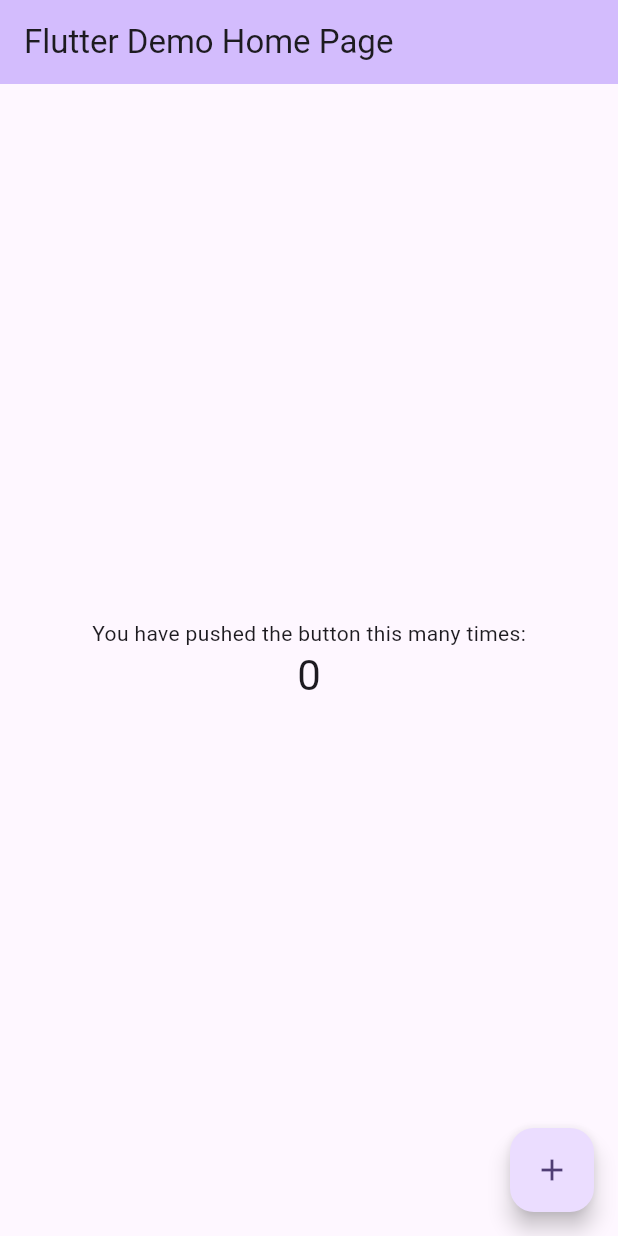
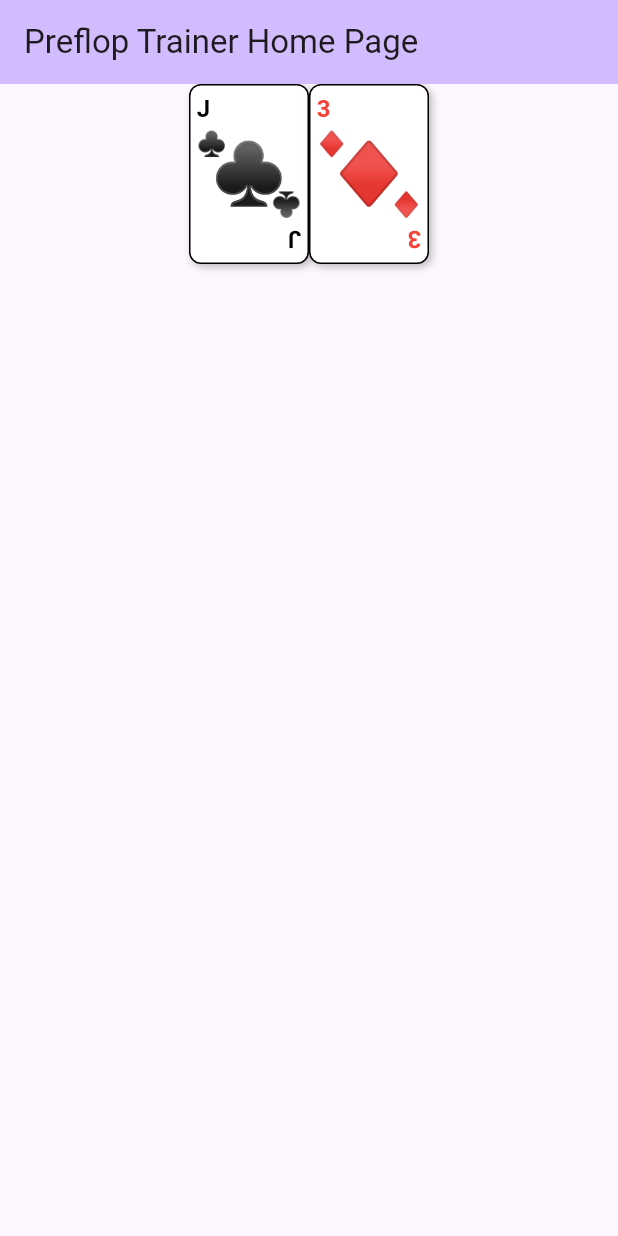
Before and after one commit to davidpangsw/preflop_trainer, a Flutter app: the screen it shows after launch, on a phone screen of 412 x 824 dp. Run offline on Flutter 3.47's test engine with Material 3 defaults, Android fonts, the phone set to English and light mode, and no system bars.

Commit message:
Displaying two cards

```diff
--- /dev/null
+++ b/lib/card_widget.dart
@@ -0,0 +1,115 @@
+import 'package:flutter/material.dart';
+import 'package:preflop_trainer/models/card.dart' as models;
+
+class CardWidget extends StatelessWidget {
+  final models.Card card;
+  final double width;
+  final double height;
+
+  const CardWidget({
+    super.key,
+    required this.card,
+    this.width = 80,
+    this.height = 120,
+  });
+
+  @override
+  Widget build(BuildContext context) {
+    return Container(
+      width: width,
+      height: height,
+      decoration: BoxDecoration(
+        color: Colors.white,
+        border: Border.all(color: Colors.black, width: 1),
+        borderRadius: BorderRadius.circular(8),
+        boxShadow: const [
+          BoxShadow(
+            color: Colors.black26,
+            blurRadius: 4,
+            offset: Offset(2, 2),
+          ),
+        ],
+      ),
+      child: Stack(
+        children: [
+          // Top-left rank and suit
+          Positioned(
+            top: 4,
+            left: 4,
+            child: _buildRankAndSuit(),
+          ),
+          // Center suit (larger)
+          Center(
+            child: Text(
+              _suitSymbol(card.suit),
+              style: TextStyle(
+                fontSize: 40,
+                color: _suitColor(card.suit),
+              ),
+            ),
+          ),
+          // Bottom-right rank and suit (mirrored)
+          Positioned(
+            bottom: 4,
+            right: 4,
+            child: Transform.rotate(
+              angle: 3.14, // 180 degrees
+              child: _buildRankAndSuit(),
+            ),
+          ),
+        ],
+      ),
+    );
+  }
+
+  Widget _buildRankAndSuit() {
+    return Column(
+      crossAxisAlignment: CrossAxisAlignment.start,
+      children: [
+        Text(
+          _rankSymbol(card.rank),
+          style: TextStyle(
+            fontSize: 16,
+            fontWeight: FontWeight.bold,
+            color: _suitColor(card.suit),
+          ),
+        ),
+        Text(
+          _suitSymbol(card.suit),
+          style: TextStyle(
+            fontSize: 16,
+            color: _suitColor(card.suit),
+          ),
+        ),
+      ],
+    );
+  }
+
+  String _rankSymbol(models.Rank rank) => switch (rank) {
+        models.Rank.ace => 'A',
+        models.Rank.two => '2',
+        models.Rank.three => '3',
+        models.Rank.four => '4',
+        models.Rank.five => '5',
+        models.Rank.six => '6',
+        models.Rank.seven => '7',
+        models.Rank.eight => '8',
+        models.Rank.nine => '9',
+        models.Rank.ten => '10',
+        models.Rank.jack => 'J',
+        models.Rank.queen => 'Q',
+        models.Rank.king => 'K',
+      };
+
+  String _suitSymbol(models.Suit suit) => switch (suit) {
+        models.Suit.spades => '♠',
+        models.Suit.hearts => '♥',
+        models.Suit.diamonds => '♦',
+        models.Suit.clubs => '♣',
+      };
+
+  Color _suitColor(models.Suit suit) => switch (suit) {
+        models.Suit.spades || models.Suit.clubs => Colors.black,
+        models.Suit.hearts || models.Suit.diamonds => Colors.red,
+      };
+}
--- /dev/null
+++ b/lib/homepage.dart
@@ -0,0 +1,49 @@
+import 'package:flutter/material.dart';
+import 'package:preflop_trainer/card_widget.dart';
+import 'package:preflop_trainer/main.dart';
+import 'package:preflop_trainer/models/card.dart' as models;
+import 'package:provider/provider.dart';
+
+class MyHomePage extends StatelessWidget {
+  const MyHomePage({super.key, required this.title});
+  final String title;
+
+  @override
+  Widget build(BuildContext context) {
+    var appState = context.watch<MyAppState>();
+
+    return Scaffold(
+      appBar: AppBar(
+        backgroundColor: Theme.of(context).colorScheme.inversePrimary,
+        title: Text(title),
+      ),
+      body: Center(
+        child: Column(
+          // Column is also a layout widget. It takes a list of children and
+          // arranges them vertically. By default, it sizes itself to fit its
+          // children horizontally, and tries to be as tall as its parent.
+          //
+          // Column has various properties to control how it sizes itself and
+          // how it positions its children. Here we use mainAxisAlignment to
+          // center the children vertically; the main axis here is the vertical
+          // axis because Columns are vertical (the cross axis would be
+          // horizontal).
+          //
+          // TRY THIS: Invoke "debug painting" (choose the "Toggle Debug Paint"
+          // action in the IDE, or press "p" in the console), to see the
+          // wireframe for each widget.
+          mainAxisAlignment: MainAxisAlignment.start,
+          children: [
+            Row(
+              mainAxisAlignment: MainAxisAlignment.center,
+              children: [
+                CardWidget(card: appState.cards[0]),
+                CardWidget(card: appState.cards[1]),
+              ],
+            ),
+          ],
+        ),
+      ),
+    );
+  }
+}
--- a/lib/main.dart
+++ b/lib/main.dart
@@ -1,4 +1,7 @@
 import 'package:flutter/material.dart';
+import 'package:preflop_trainer/homepage.dart';
+import 'package:preflop_trainer/models/card.dart' as models;
+import 'package:provider/provider.dart';
 
 void main() {
   runApp(const MyApp());
@@ -10,113 +13,19 @@ class MyApp extends StatelessWidget {
   // This widget is the root of your application.
   @override
   Widget build(BuildContext context) {
-    return MaterialApp(
-      title: 'Flutter Demo',
-      theme: ThemeData(
-        // This is the theme of your application.
-        //
-        // TRY THIS: Try running your application with "flutter run". You'll see
-        // the application has a purple toolbar. Then, without quitting the app,
-        // try changing the seedColor in the colorScheme below to Colors.green
-        // and then invoke "hot reload" (save your changes or press the "hot
-        // reload" button in a Flutter-supported IDE, or press "r" if you used
-        // the command line to start the app).
-        //
-        // Notice that the counter didn't reset back to zero; the application
-        // state is not lost during the reload. To reset the state, use hot
-        // restart instead.
-        //
-        // This works for code too, not just values: Most code changes can be
-        // tested with just a hot reload.
-        colorScheme: ColorScheme.fromSeed(seedColor: Colors.deepPurple),
+    return ChangeNotifierProvider(
+      create: (context) => MyAppState(),
+      child: MaterialApp(
+        title: 'Preflop Trainer',
+        theme: ThemeData(
+          colorScheme: ColorScheme.fromSeed(seedColor: Colors.deepPurple),
+        ),
+        home: const MyHomePage(title: 'Preflop Trainer Home Page'),
       ),
-      home: const MyHomePage(title: 'Flutter Demo Home Page'),
     );
   }
 }
 
-class MyHomePage extends StatefulWidget {
-  const MyHomePage({super.key, required this.title});
-
-  // This widget is the home page of your application. It is stateful, meaning
-  // that it has a State object (defined below) that contains fields that affect
-  // how it looks.
-
-  // This class is the configuration for the state. It holds the values (in this
-  // case the title) provided by the parent (in this case the App widget) and
-  // used by the build method of the State. Fields in a Widget subclass are
-  // always marked "final".
-
-  final String title;
-
-  @override
-  State<MyHomePage> createState() => _MyHomePageState();
+class MyAppState extends ChangeNotifier {
+  var cards = models.Card.random(2);
 }
-
-class _MyHomePageState extends State<MyHomePage> {
-  int _counter = 0;
-
-  void _incrementCounter() {
-    setState(() {
-      // This call to setState tells the Flutter framework that something has
-      // changed in this State, which causes it to rerun the build method below
-      // so that the display can reflect the updated values. If we changed
-      // _counter without calling setState(), then the build method would not be
-      // called again, and so nothing would appear to happen.
-      _counter++;
-    });
-  }
-
-  @override
-  Widget build(BuildContext context) {
-    // This method is rerun every time setState is called, for instance as done
-    // by the _incrementCounter method above.
-    //
-    // The Flutter framework has been optimized to make rerunning build methods
-    // fast, so that you can just rebuild anything that needs updating rather
-    // than having to individually change instances of widgets.
-    return Scaffold(
-      appBar: AppBar(
-        // TRY THIS: Try changing the color here to a specific color (to
-        // Colors.amber, perhaps?) and trigger a hot reload to see the AppBar
-        // change color while the other colors stay the same.
-        backgroundColor: Theme.of(context).colorScheme.inversePrimary,
-        // Here we take the value from the MyHomePage object that was created by
-        // the App.build method, and use it to set our appbar title.
-        title: Text(widget.title),
-      ),
-      body: Center(
-        // Center is a layout widget. It takes a single child and positions it
-        // in the middle of the parent.
-        child: Column(
-          // Column is also a layout widget. It takes a list of children and
-          // arranges them vertically. By default, it sizes itself to fit its
-          // children horizontally, and tries to be as tall as its parent.
-          //
-          // Column has various properties to control how it sizes itself and
-          // how it positions its children. Here we use mainAxisAlignment to
-          // center the children vertically; the main axis here is the vertical
-          // axis because Columns are vertical (the cross axis would be
-          // horizontal).
-          //
-          // TRY THIS: Invoke "debug painting" (choose the "Toggle Debug Paint"
-          // action in the IDE, or press "p" in the console), to see the
-          // wireframe for each widget.
-          mainAxisAlignment: MainAxisAlignment.center,
-          children: <Widget>[
-            const Text('You have pushed the button this many times:'),
-            Text(
-              '$_counter',
-              style: Theme.of(context).textTheme.headlineMedium,
-            ),
-          ],
-        ),
-      ),
-      floatingActionButton: FloatingActionButton(
-        onPressed: _incrementCounter,
-        tooltip: 'Increment',
-        child: const Icon(Icons.add),
-      ), // This trailing comma makes auto-formatting nicer for build methods.
-    );
-  }
-}
--- /dev/null
+++ b/lib/models/card.dart
@@ -0,0 +1,140 @@
+import 'dart:math';
+
+enum Suit { clubs, diamonds, hearts, spades }
+
+enum Rank {
+  ace,
+  two,
+  three,
+  four,
+  five,
+  six,
+  seven,
+  eight,
+  nine,
+  ten,
+  jack,
+  queen,
+  king,
+}
+
+// A playing card with a [suit] and [rank]. All cards are singletons, so
+/// cards with the same suit and rank are identical.
+class Card {
+  final Suit suit;
+  final Rank rank;
+
+  // Private Constructor
+  const Card._({required this.suit, required this.rank});
+
+  static final Map<Rank, Map<Suit, Card>> _cards = {
+    for (var rank in Rank.values)
+      rank: {
+        for (var suit in Suit.values) suit: Card._(suit: suit, rank: rank),
+      },
+  };
+
+  // Get card by rank and suit
+  static Card of(Rank rank, Suit suit) => _cards[rank]![suit]!;
+
+  // List of all cards for deck creation
+  static final List<Card> all = [
+    for (var rank in Rank.values)
+      for (var suit in Suit.values) _cards[rank]![suit]!,
+  ];
+
+  static List<Card> random(int n) {
+    if (n < 0 || n > all.length) {
+      throw ArgumentError.value(
+        n,
+        'n',
+        'Number of cards to draw must be between 0 and ${all.length}',
+      );
+    }
+
+    final random = Random();
+    final deck = all.toList()..shuffle(random);
+    return deck.sublist(0, n);
+  }
+
+  /// Parses a string to a card, e.g., 'As' for Ace of Spades, 'Td' for Ten of Diamonds, '2h' for Two of Hearts.
+  /// Format: Rank (A, 2-9, T, J, Q, K) followed by Suit (s, d, h, c).
+  /// Case-sensitive. Throws [FormatException] for invalid input.
+  static Card parse(String input) {
+    if (input.length != 2) {
+      throw FormatException(
+        'Invalid card format: expected 2 chars, got "$input"',
+      );
+    }
+
+    final rank = _parseRank(input[0]);
+    final suit = _parseSuit(input[1]);
+
+    return of(rank, suit);
+  }
+
+  static Rank _parseRank(String char) {
+    switch (char) {
+      case 'A':
+        return Rank.ace;
+      case '2':
+        return Rank.two;
+      case '3':
+        return Rank.three;
+      case '4':
+        return Rank.four;
+      case '5':
+        return Rank.five;
+      case '6':
+        return Rank.six;
+      case '7':
+        return Rank.seven;
+      case '8':
+        return Rank.eight;
+      case '9':
+        return Rank.nine;
+      case 'T':
+        return Rank.ten;
+      case 'J':
+        return Rank.jack;
+      case 'Q':
+        return Rank.queen;
+      case 'K':
+        return Rank.king;
+      default:
+        throw FormatException('Invalid rank: $char');
+    }
+  }
+
+  static Suit _parseSuit(String char) {
+    switch (char) {
+      case 's':
+        return Suit.spades;
+      case 'd':
+        return Suit.diamonds;
+      case 'h':
+        return Suit.hearts;
+      case 'c':
+        return Suit.clubs;
+      default:
+        throw FormatException('Invalid suit: $char');
+    }
+  }
+
+  @override
+  String toString() {
+    return '${rank.name} of ${suit.name}';
+  }
+
+  // @override
+  // bool operator ==(Object other) =>
+  //     other is Card && other.suit == suit && other.rank == rank;
+  // @override
+  // int get hashCode => suit.hashCode ^ rank.hashCode;
+
+  // Assume Cards are all singletons (i.e., no two cards have the same suit and rank)
+  @override
+  bool operator ==(Object other) => identical(this, other);
+  @override
+  int get hashCode => Object.hash(suit, rank);
+}
--- a/pubspec.yaml
+++ b/pubspec.yaml
@@ -1,5 +1,5 @@
 name: preflop_trainer
-description: "A new Flutter project."
+description: "A Flutter project for Poker Preflop training."
 # The following line prevents the package from being accidentally published to
 # pub.dev using `flutter pub publish`. This is preferred for private packages.
 publish_to: 'none' # Remove this line if you wish to publish to pub.dev
@@ -16,7 +16,7 @@ publish_to: 'none' # Remove this line if you wish to publish to pub.dev
 # https://developer.apple.com/library/archive/documentation/General/Reference/InfoPlistKeyReference/Articles/CoreFoundationKeys.html
 # In Windows, build-name is used as the major, minor, and patch parts
 # of the product and file versions while build-number is used as the build suffix.
-version: 1.0.0+1
+version: 0.1.0
 
 environment:
   sdk: ^3.8.0
@@ -30,6 +30,7 @@ environment:
 dependencies:
   flutter:
     sdk: flutter
+  provider: ^6.1.5
 
   # The following adds the Cupertino Icons font to your application.
   # Use with the CupertinoIcons class for iOS style icons.
```
Also changed, not shown: analysis_options.yaml (+7 -1 lines), pubspec.lock, 1 other file.
